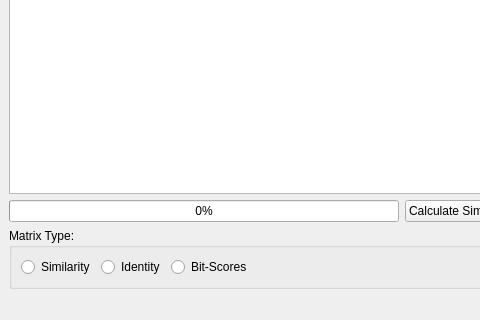
First picture: the form in ui/SeqDivAGUI.ui, repository eancedeg/SeqDivA, before the edit; both pictures show x 0 to 480 and y 110 to 430 of the 696 by 430 pixel window.
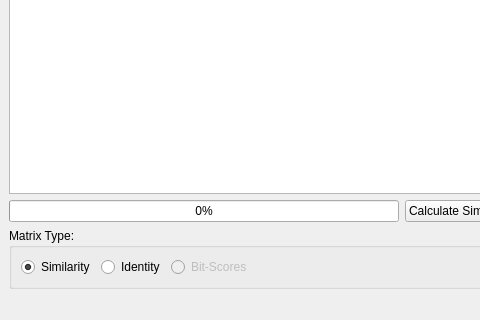
Second picture: the form after the edit.

Commit message: GUI modifications and all matrix calculations for blast Software.

```diff
--- a/ui/SeqDivAGUI.ui
+++ b/ui/SeqDivAGUI.ui
@@ -78,6 +78,9 @@
          <property name="text">
           <string>Similarity</string>
          </property>
+         <property name="checked">
+          <bool>true</bool>
+         </property>
         </widget>
        </item>
        <item>
@@ -89,6 +92,9 @@
        </item>
        <item>
         <widget class="QRadioButton" name="actionbitscores">
+         <property name="enabled">
+          <bool>false</bool>
+         </property>
          <property name="text">
           <string>Bit-Scores</string>
          </property>
```
Left out of the diff: 8 changed lines with no effect on the pictures. The commit also changes 5 other files.
